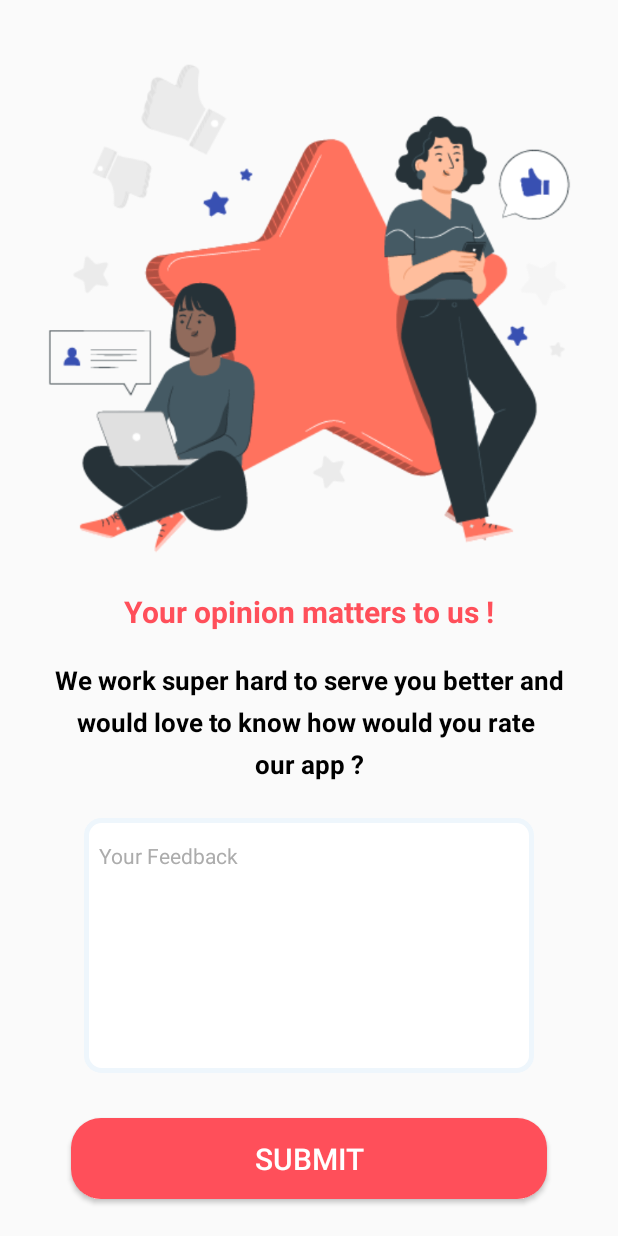
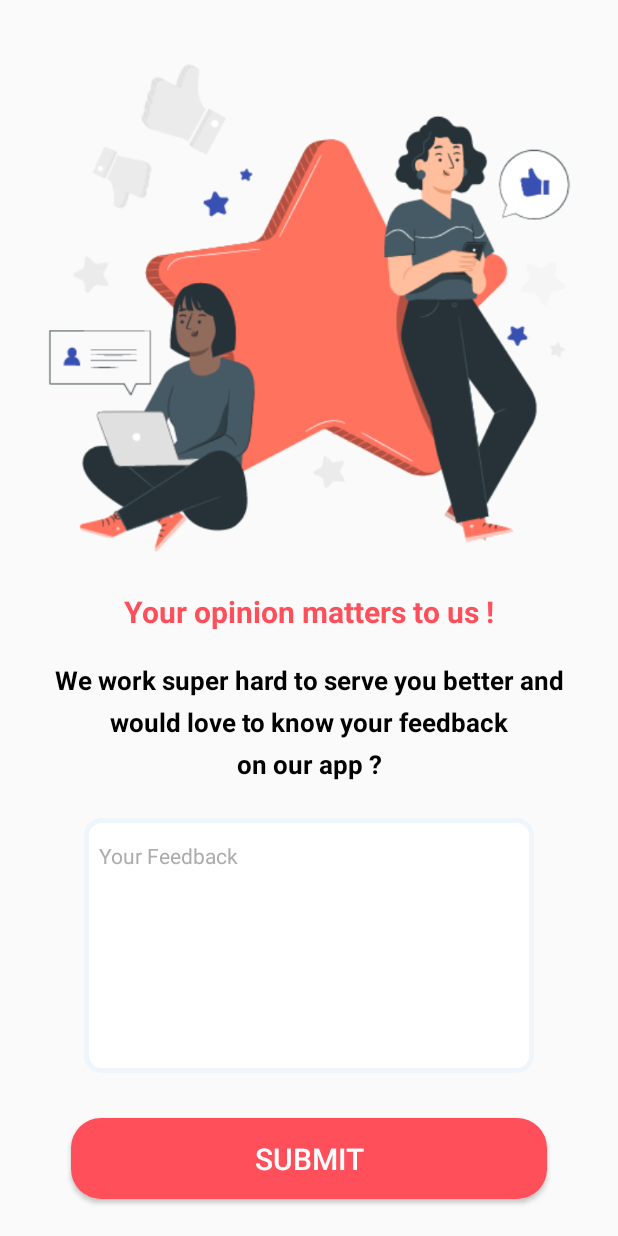
Before and after one commit to emangad99/MedScan, an Android app: the Feedback screen opened directly, with no data from a screen before it, on a phone screen of 412 x 824 dp. Run offline under Robolectric (Android 15) with nearby library versions, the phone set to English and light mode, and no system bars.

Commit message:
init commit

```diff
--- a/app/src/main/res/values/strings.xml
+++ b/app/src/main/res/values/strings.xml
@@ -33,7 +33,7 @@
     <string name="fb_login_protocol_scheme">fb310036114465229</string>
     <string name="text1_feedback">Your opinion matters to us !</string>
     <string name="text2_feedback">We work super hard to serve you better and</string>
-    <string name="text3_feedback">"would love to know how would you rate "</string>
-    <string name="text4_feedback">our app ?</string>
+    <string name="text3_feedback">would love to know your feedback </string>
+    <string name="text4_feedback">on our app ?</string>
     <string name="submit">Submit</string>
 </resources>
```
